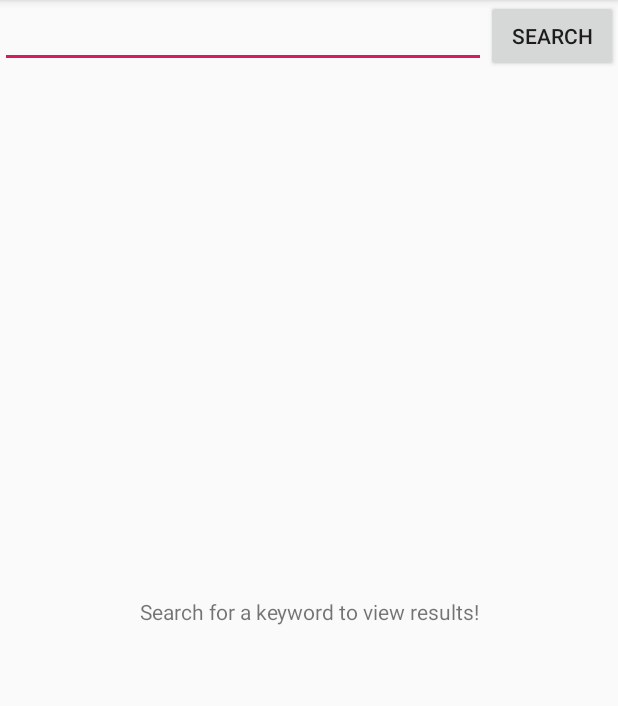
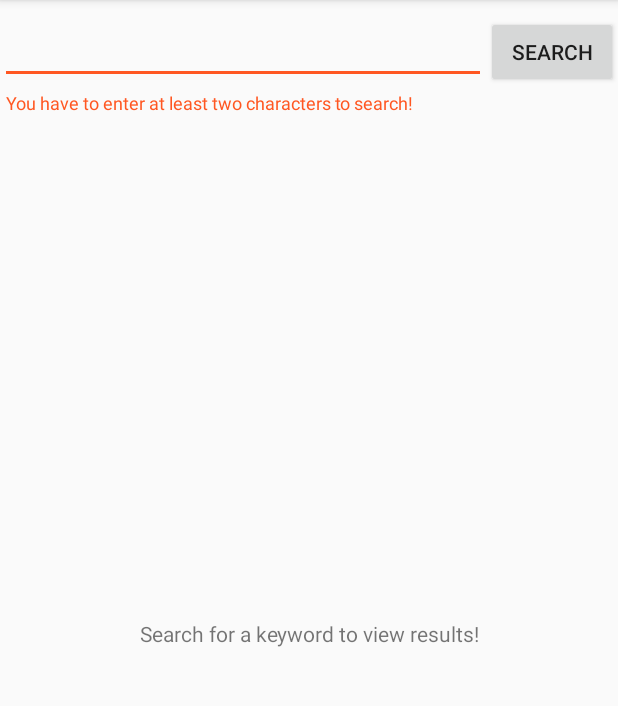
Before and after one commit to balazsgerlei/MovieDBViewer, an Android app: the screen it shows after launch (MainActivity), after a tap on "SEARCH", on a phone screen of 412 x 824 dp, the part 84-790 px from its top. Run offline under Robolectric (Android 15) with nearby library versions, the phone set to English and light mode, and no system bars; our stand-ins replace Dagger/Hilt's generated code, RxJava; libraries missing offline, so code that uses them is left out: com.jakewharton.threetenabp, com.nostra13.universalimageloader; 3 statements that could not run were skipped.

Commit message:
Changed to using TextInputLayout and TextInputEditText instead of a regular EditText. Minimum 2 characters required for search keywords so results will be fewer. Implemented firing a new API request for each items in the search result to get the details for the movie and be able to display the budget (which is not returned in the search Api) via RxJava operators in GetMoviesUseCase.

```diff
--- a/MovieDBViewer/app/src/main/java/hu/gerlotdev/moviedbviewer/data/network/MovieApi.java
+++ b/MovieDBViewer/app/src/main/java/hu/gerlotdev/moviedbviewer/data/network/MovieApi.java
@@ -13,6 +13,6 @@ public interface MovieApi {
     Single<MoviePage> getMovies(@Query("api_key") String apiKey, @Query("query") String query);
 
     @GET("movie/{id}")
-    Single<Movie> getMovie(@Path("id") int id, @Query("api_key") String apiKey);
+    Single<Movie> getMovie(@Path("id") long id, @Query("api_key") String apiKey);
 
 }
--- a/MovieDBViewer/app/src/main/java/hu/gerlotdev/moviedbviewer/presentation/main/MainFragment.java
+++ b/MovieDBViewer/app/src/main/java/hu/gerlotdev/moviedbviewer/presentation/main/MainFragment.java
@@ -5,6 +5,8 @@ import android.app.Activity;
 import android.os.Bundle;
 import android.support.annotation.NonNull;
 import android.support.annotation.Nullable;
+import android.support.design.widget.TextInputEditText;
+import android.support.design.widget.TextInputLayout;
 import android.support.v7.widget.LinearLayoutManager;
 import android.support.v7.widget.RecyclerView;
 import android.support.v7.widget.Toolbar;
@@ -19,9 +21,12 @@ import android.widget.Toast;
 import android.widget.ViewFlipper;
 
 
+import java.util.List;
+
 import javax.inject.Inject;
 
 import hu.gerlotdev.moviedbviewer.R;
+import hu.gerlotdev.moviedbviewer.data.model.Movie;
 import hu.gerlotdev.moviedbviewer.data.model.MoviePage;
 import hu.gerlotdev.moviedbviewer.data.network.MovieApi;
 import hu.gerlotdev.moviedbviewer.data.network.NetworkManager;
@@ -49,7 +54,8 @@ public class MainFragment extends BaseFragment<MainFragment.MainFragmentListener
     GetMoviesUseCase getMoviesUseCase;
 
     private Toolbar toolbar;
-    private EditText etSearch;
+    private TextInputLayout tilSearch;
+    private TextInputEditText etSearch;
     private Button btnSearch;
     private ViewFlipper vfThreeState;
     private TextView tvError;
@@ -92,6 +98,7 @@ public class MainFragment extends BaseFragment<MainFragment.MainFragmentListener
             listener.setToolbarAsSupportActionBar(toolbar);
         }
 
+        tilSearch = view.findViewById(R.id.tilSearch);
         etSearch = view.findViewById(R.id.etSearch);
         btnSearch = view.findViewById(R.id.btnSearch);
         vfThreeState = view.findViewById(R.id.vfThreeState);
@@ -110,8 +117,12 @@ public class MainFragment extends BaseFragment<MainFragment.MainFragmentListener
             public void onClick(View v) {
                 if (etSearch.getText() != null
                         && etSearch.getText().toString() != null
-                        && !etSearch.getText().toString().isEmpty()
                         && getMoviesUseCase != null) {
+                    if (etSearch.getText().toString().length() < 2) {
+                        tilSearch.setError(getResources().getString(R.string.at_least_two));
+                    } else {
+                        tilSearch.setError(null);
+
                         // Hide the keyboard
                         InputMethodManager imm = (InputMethodManager) getActivity().getSystemService(Activity.INPUT_METHOD_SERVICE);
                         imm.hideSoftInputFromWindow(etSearch.getWindowToken(), 0);
@@ -121,15 +132,16 @@ public class MainFragment extends BaseFragment<MainFragment.MainFragmentListener
                         getMoviesUseCase.execute(new GetMoviesObserver());
                     }
                 }
+            }
         });
     }
 
-    private final class GetMoviesObserver extends DisposableSingleObserver<MoviePage> {
+    private final class GetMoviesObserver extends DisposableSingleObserver<List<Movie>> {
 
         @Override
-        public void onSuccess(MoviePage moviePage) {
-            if (moviePage.getResults() != null) {
-                rvMoviesListAdapter.setMovies(moviePage.getResults());
+        public void onSuccess(List<Movie> moviePage) {
+            if (moviePage != null) {
+                rvMoviesListAdapter.setMovies(moviePage);
                 vfThreeState.setDisplayedChild(CONTENT_VIEW);
             }
         }
--- a/MovieDBViewer/app/src/main/res/layout/fragment_main.xml
+++ b/MovieDBViewer/app/src/main/res/layout/fragment_main.xml
@@ -25,11 +25,19 @@
         android:layout_width="match_parent"
         android:layout_height="wrap_content">
 
-        <EditText
-            android:id="@+id/etSearch"
+        <android.support.design.widget.TextInputLayout
+            android:id="@+id/tilSearch"
             android:layout_width="0dp"
             android:layout_height="wrap_content"
-            android:layout_weight="1"/>
+            android:layout_weight="1">
+
+            <android.support.design.widget.TextInputEditText
+                android:id="@+id/etSearch"
+                android:layout_width="match_parent"
+                android:layout_height="wrap_content" />
+
+
+        </android.support.design.widget.TextInputLayout>
 
         <Button
             android:id="@+id/btnSearch"
--- a/MovieDBViewer/app/src/main/res/values/strings.xml
+++ b/MovieDBViewer/app/src/main/res/values/strings.xml
@@ -5,4 +5,5 @@
     <string name="rating">Rating:</string>
     <string name="loading">Loading&#8230;</string>
     <string name="search_for_a_keyword">Search for a keyword to view results!</string>
+    <string name="at_least_two">You have to enter at least two characters to search!</string>
 </resources>
```
Also changed, not shown: MovieDBViewer/app/src/main/java/hu/gerlotdev/moviedbviewer/domain/usecase/GetMoviesUseCase.java (+27 -3 lines). Lines whose indentation alone changed are shown as unchanged.
